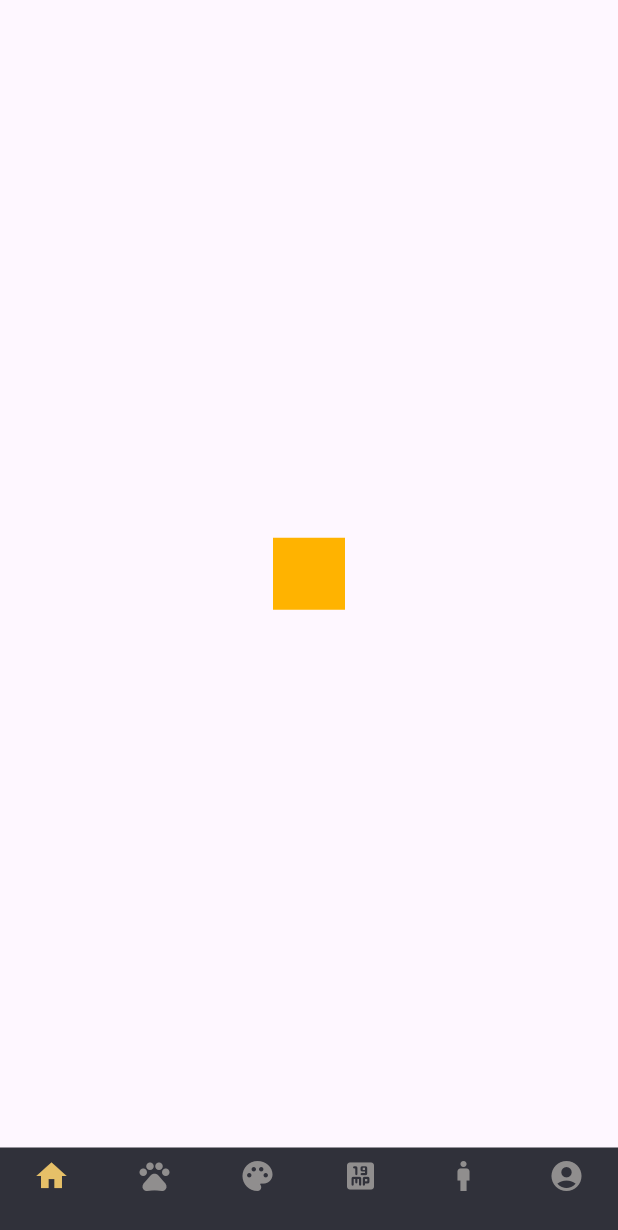
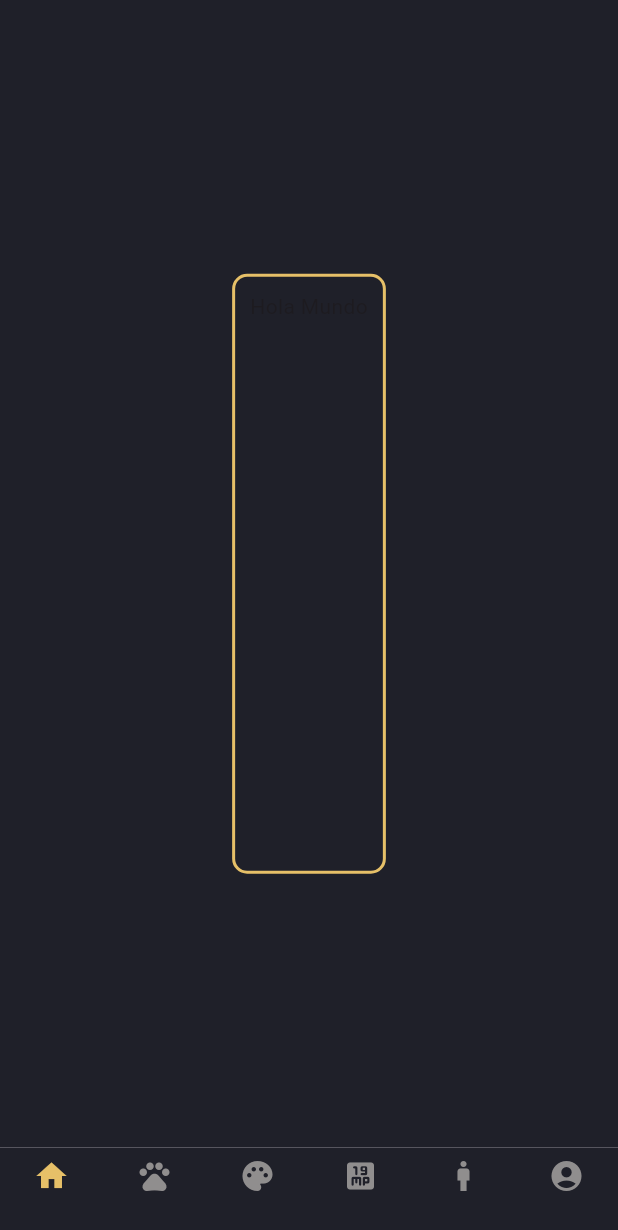
Before and after one commit to Jsrodriguez03/Frontend-DiccionarioKMovil, a Flutter app: the screen it shows after launch, on a phone screen of 412 x 824 dp. Shown: the top 1230 px of the screen. Run offline on Flutter 3.47's test engine with Material 2 defaults, Android fonts, the light colour scheme and no system bars; our stand-ins replace get; missing offline and left inert: animation_search_bar.

Commit message:
Agregacion de color

```diff
--- a/lib/ui/config/theme/app_theme.dart
+++ b/lib/ui/config/theme/app_theme.dart
@@ -14,9 +14,10 @@ const List<Color> _colorThemes = [
 ];
 
 const Map<String,Color> _colors = {
-  "primary": Color(0xFF30313A),
+  "primary": Color(0xFF1F2029),
   "secondary": Color(0xFFE6C068),
-  "third": Color(0xFF908E8E)
+  "third": Color(0xFF908E8E),
+  "forth": Color(0xFF30313A)
 };
 
 class AppTheme {
@@ -30,8 +31,13 @@ class AppTheme {
     return ThemeData(useMaterial3: true, colorSchemeSeed: _colorThemes[selectedColor]);
   }
 
-  Color? color(String color){
-    return _colors[color];
+  Color color(String color) {
+    if (_colors.containsKey(color)) {
+      return _colors[color]!;
+    } else {
+      // Si la clave no existe en el mapa, puedes devolver un valor predeterminado
+      return Colors.black; // O el color que desees como valor predeterminado
+    }
   }
 
 }
--- a/lib/ui/pages/EditWord/editWord.dart
+++ b/lib/ui/pages/EditWord/editWord.dart
@@ -1,20 +1,39 @@
 import 'package:flutter/material.dart';
 import 'package:frontend_diccionario/ui/Widgets/Navbar/navbar.dart';
+import 'package:frontend_diccionario/ui/config/theme/app_theme.dart';
 
 class EditWord extends StatelessWidget {
   const EditWord({super.key});
 
   @override
   Widget build(BuildContext context) {
+
+    AppTheme theme = AppTheme();
+
     return Scaffold(
-      body: Center(
-        child: Container(
-            margin: const EdgeInsets.all(10.0),
-            color: Colors.amber[600],
-            width: 48.0,
-            height: 48.0,
+      body: Container(
+        color: theme.color("primary"),
+        child: Center(
+          child: Container(
+              margin: const EdgeInsets.all(10.0),
+              padding: const EdgeInsets.all(10),
+              height: 400,
+              decoration: BoxDecoration(
+                color: theme.color("primary"), // Color de fondo del Container
+                borderRadius: BorderRadius.circular(10.0), // Radio de esquinas redondeadas
+                border: Border.all(
+                  color: theme.color("secondary"), // Color del borde
+                  width: 2.0, // Grosor del borde
+                ),
+              ),
+              child: const Column(
+                children: [
+                  Text("Hola Mundo")
+                ],
+              ),
+            ),
+          ),
         ),
-      ),
         bottomNavigationBar: const NavBarCategory(),
     );
   }
```
